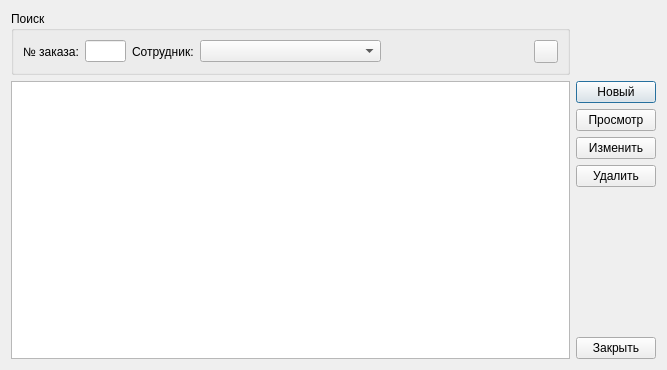
Before: the Qt Designer form RepairCenter/jrndiagreports.ui in Feo-d-oR/YARC, drawn with Qt 5.
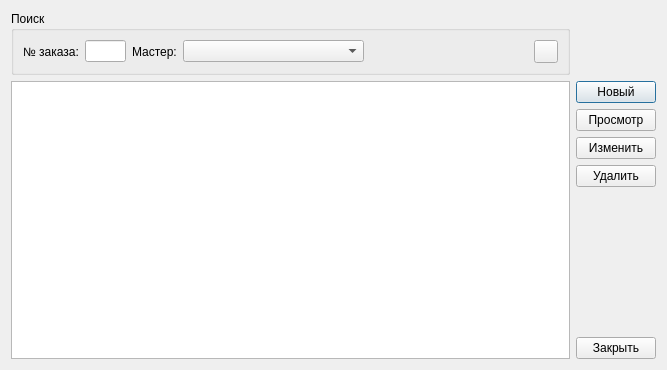
After: the same form once the commit is applied. Icons and pictures are not drawn.

Patch:
```diff
--- a/RepairCenter/jrndiagreports.ui
+++ b/RepairCenter/jrndiagreports.ui
@@ -50,7 +50,7 @@
       <item>
        <widget class="QLabel" name="label">
         <property name="text">
-         <string>Сотрудник:</string>
+         <string>Мастер:</string>
         </property>
        </widget>
       </item>
```
